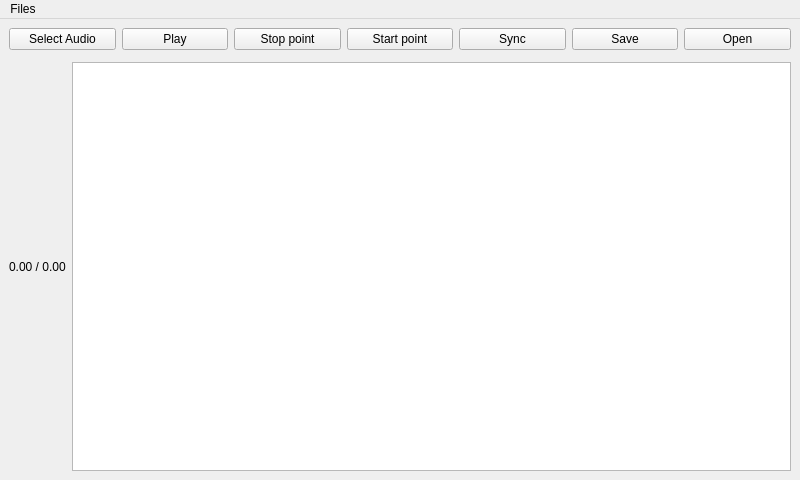
Before: the Qt Designer form mainwindow.ui in Onetchou/Neola, drawn with Qt 5.
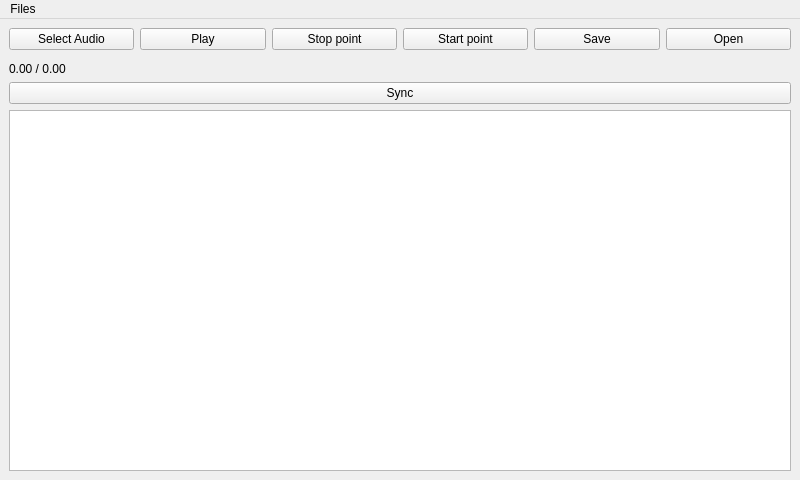
After: the same form once the commit is applied.

Commit message: Sync is triggered by space bar

```diff
--- a/mainwindow.ui
+++ b/mainwindow.ui
@@ -42,13 +42,6 @@
         </property>
        </widget>
       </item>
-      <item>
-       <widget class="QPushButton" name="syncButton">
-        <property name="text">
-         <string>Sync</string>
-        </property>
-       </widget>
-      </item>
       <item>
        <widget class="QPushButton" name="saveButton">
         <property name="text">
@@ -77,11 +70,18 @@
         </property>
        </widget>
       </item>
-      <item>
-       <widget class="QListWidget" name="synchroPointList"/>
-      </item>
      </layout>
     </item>
+    <item>
+     <widget class="QPushButton" name="syncButton">
+      <property name="text">
+       <string>Sync</string>
+      </property>
+     </widget>
+    </item>
+    <item>
+     <widget class="QListWidget" name="synchroPointList"/>
+    </item>
    </layout>
   </widget>
   <widget class="QMenuBar" name="menuBar">
```
The commit also changes 2 other files.
